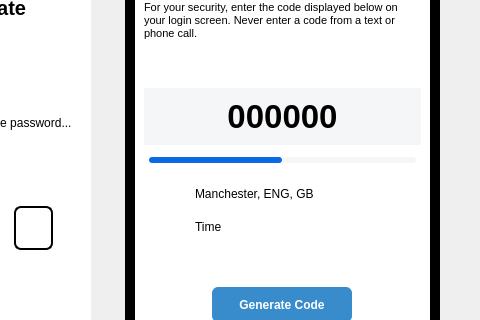
The window that src/views_ui/authenticate_views/totp_view.ui (devforgely/MFA-Simulator) describes before a commit, drawn with Qt 5; both pictures show x 320 to 800 and y 174 to 494 of the 800 by 708 pixel window.
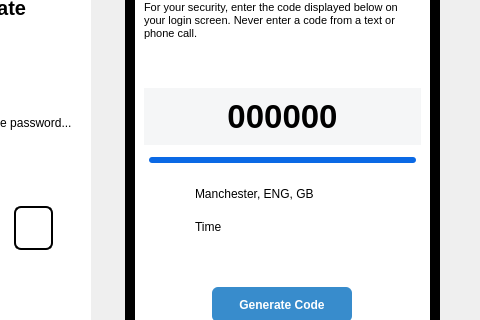
The same window after the commit. Icons and pictures are not drawn. Custom widgets are drawn as their Qt base class.

```diff
--- a/src/views_ui/authenticate_views/totp_view.ui
+++ b/src/views_ui/authenticate_views/totp_view.ui
@@ -568,7 +568,7 @@
             <number>60</number>
            </property>
            <property name="value">
-            <number>30</number>
+            <number>60</number>
            </property>
            <property name="alignment">
             <set>Qt::AlignCenter</set>
```
